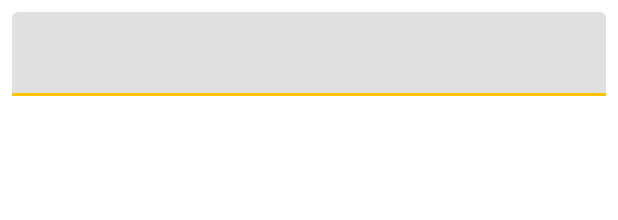
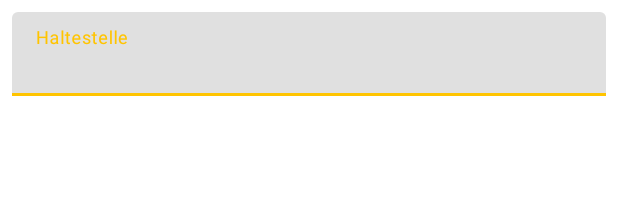
Before and after one commit to sebastianknopf/VdvCountApp, an Android app: the layout fragment_stop_select.xml on its own in the app's theme, with its tools: preview values and no code run, on a phone screen of 412 x 824 dp. Shown: the top 220 px of the screen. Run offline under Robolectric (Android 15) with nearby library versions, the phone set to English and light mode, and no system bars.

Commit message:
several UI improvements in XML layouts, references #4 and #11

```diff
--- a/app/src/main/res/layout/fragment_stop_select.xml
+++ b/app/src/main/res/layout/fragment_stop_select.xml
@@ -19,7 +19,8 @@
             <com.google.android.material.textfield.TextInputEditText
                 android:id="@+id/edtStopName"
                 android:layout_width="match_parent"
-                android:layout_height="wrap_content" />
+                android:layout_height="wrap_content"
+                android:hint="@string/stop_select_stop_name_hint" />
 
         </com.google.android.material.textfield.TextInputLayout>
 
--- a/app/src/main/res/layout/stop_item.xml
+++ b/app/src/main/res/layout/stop_item.xml
@@ -15,8 +15,8 @@
         android:id="@+id/layoutTicketTimeValidity"
         android:layout_width="match_parent"
         android:layout_height="wrap_content"
-        android:padding="@dimen/app_default_spacing"
-        android:listSelector="@android:color/transparent">
+        android:padding="@dimen/app_medium_spacing"
+        android:background="?attr/selectableItemBackground">
 
         <ImageView
             android:id="@+id/imgPassengerIcon"
@@ -34,6 +34,7 @@
             android:layout_marginStart="@dimen/app_default_spacing"
             android:maxLines="1"
             android:text="@{station.name}"
+            android:textAppearance="@style/TextAppearance.AppCompat.Medium"
             app:layout_constraintTop_toTopOf="@id/imgPassengerIcon"
             app:layout_constraintLeft_toRightOf="@id/imgPassengerIcon"
             app:layout_constraintBottom_toBottomOf="@id/imgPassengerIcon"
--- a/app/src/main/res/values/dimen.xml
+++ b/app/src/main/res/values/dimen.xml
@@ -1,4 +1,5 @@
 <?xml version="1.0" encoding="utf-8"?>
 <resources>
     <dimen name="app_default_spacing">8dp</dimen>
+    <dimen name="app_medium_spacing">14dp</dimen>
 </resources>
--- a/app/src/main/res/values/strings.xml
+++ b/app/src/main/res/values/strings.xml
@@ -14,6 +14,7 @@
 
     <!-- StopSelectFragment -->
     <string name="stop_select_title">Haltestellenauswahl</string>
+    <string name="stop_select_stop_name_hint">Haltestelle</string>
 
     <!-- Common Strings -->
     <string name="app_name">VdvCountApp</string>
```
